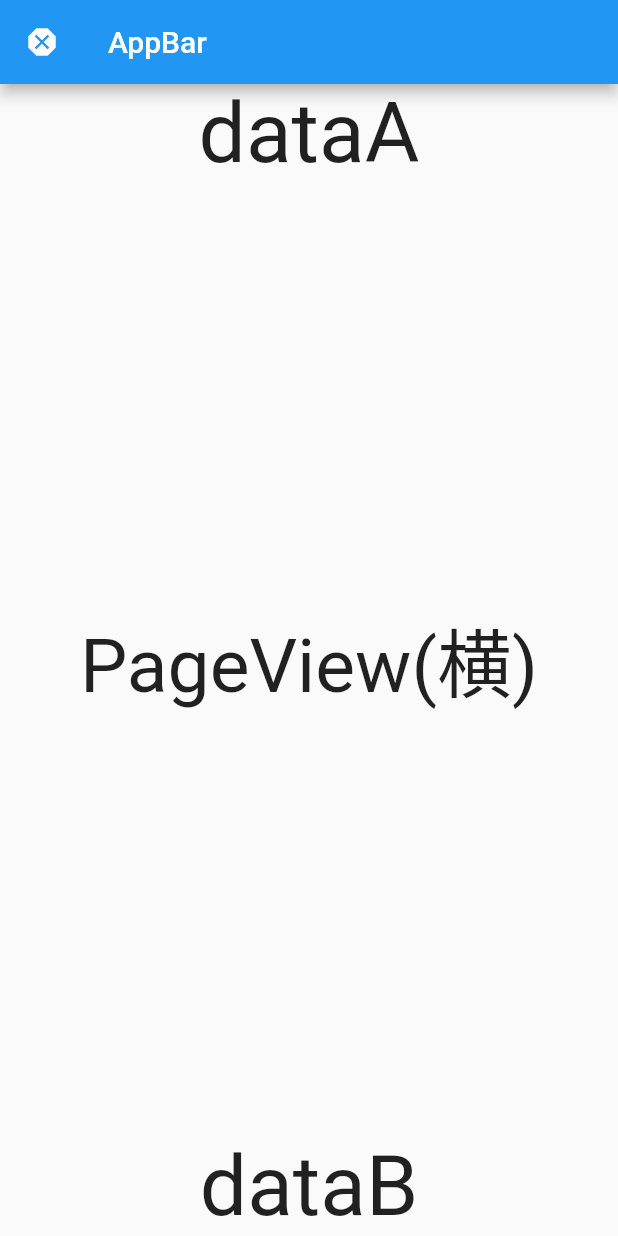
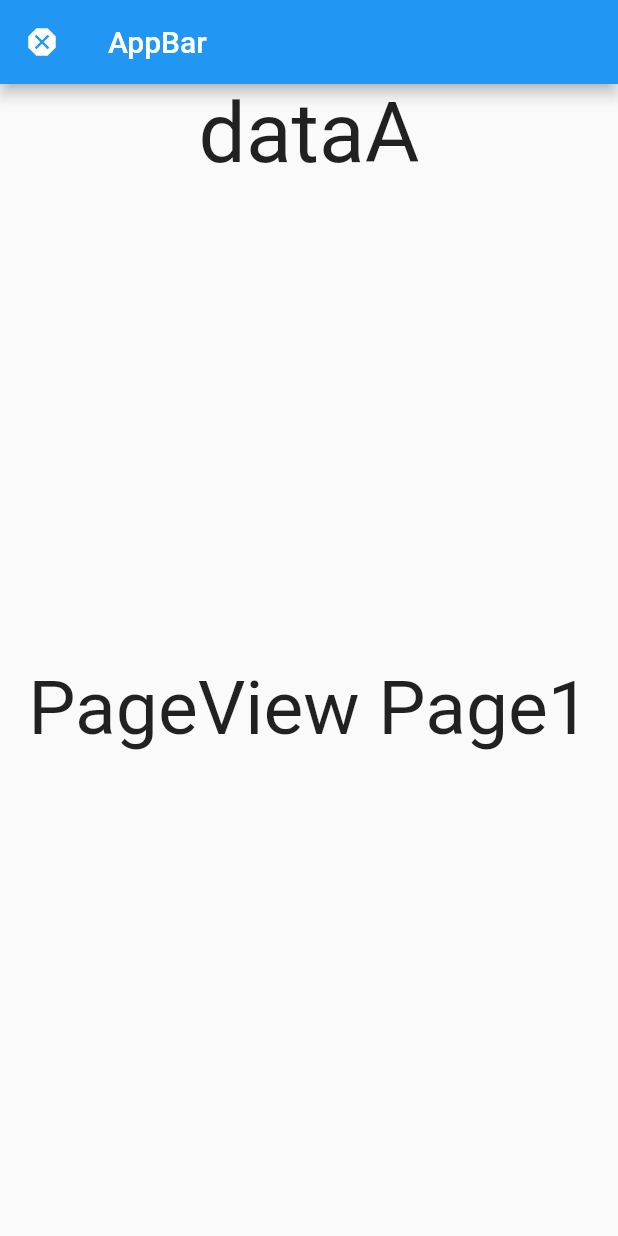
Before and after one commit to Flutter-Team-hokaiG/remotecontroll_app, a Flutter app: the screen it shows after launch, on a phone screen of 412 x 824 dp. Run offline on Flutter 3.47's test engine with Material 2 defaults, Android fonts, the phone set to English and light mode, and no system bars.

Commit message:
レイアウトをわかりやすく変更

```diff
--- a/lib/main.dart
+++ b/lib/main.dart
@@ -48,13 +48,15 @@ class _MyWidgetState extends State<MyWidget> {
           Expanded(
             child: PageView(
               controller: controller,
+              onPageChanged: (pageIdx) => controller.animateToPage(pageIdx,
+                  duration: const Duration(seconds: 1),
+                  curve: Curves.elasticIn),
               children: <Widget>[
                 page1(),
                 page2(),
               ],
             ),
           ),
-          Text('dataB', textScaleFactor: 4),
         ],
       ),
     );
--- a/lib/page1.dart
+++ b/lib/page1.dart
@@ -4,7 +4,7 @@ Widget page1() {
   return Center(
     child: Container(
       child: Text(
-        'PageView(横)',
+        'PageView Page1',
         style: TextStyle(fontSize: 50.0),
       ),
     ),
--- a/lib/page2.dart
+++ b/lib/page2.dart
@@ -5,7 +5,7 @@ Widget page2() {
   return Center(
     child: Column(
       children: [
-        Text('dataC', textScaleFactor: 2),
+        Container(child: Text('Page2', textScaleFactor: 4), color: Colors.red),
         Expanded(
           child: PageView(
             controller: controller,
@@ -15,7 +15,14 @@ Widget page2() {
             ],
           ),
         ),
-        Text('dataD', textScaleFactor: 2),
+        Row(
+          mainAxisAlignment: MainAxisAlignment.center,
+          children: [
+            Text('dataA', textScaleFactor: 2),
+            SizedBox(width: 30),
+            Text('dataB', textScaleFactor: 2),
+          ],
+        ),
       ],
     ),
   );
```
